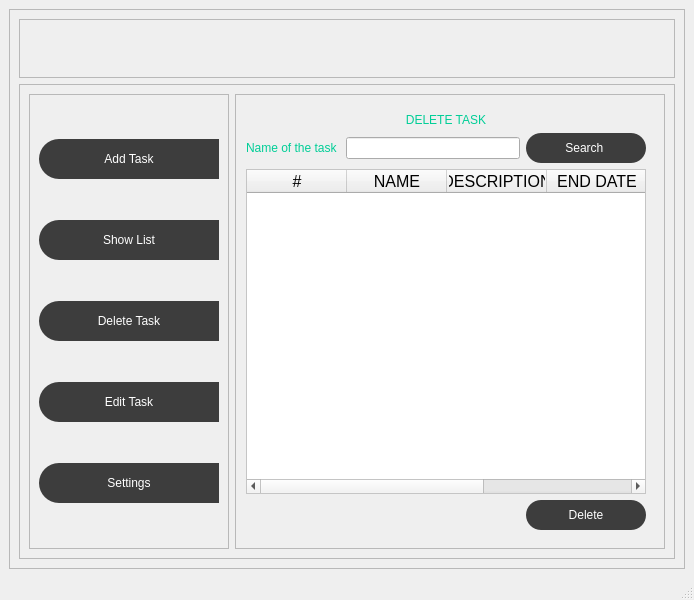
Before: the Qt Designer form design/interface.ui in emersondivB0/PyToDo-List, drawn with Qt 5.
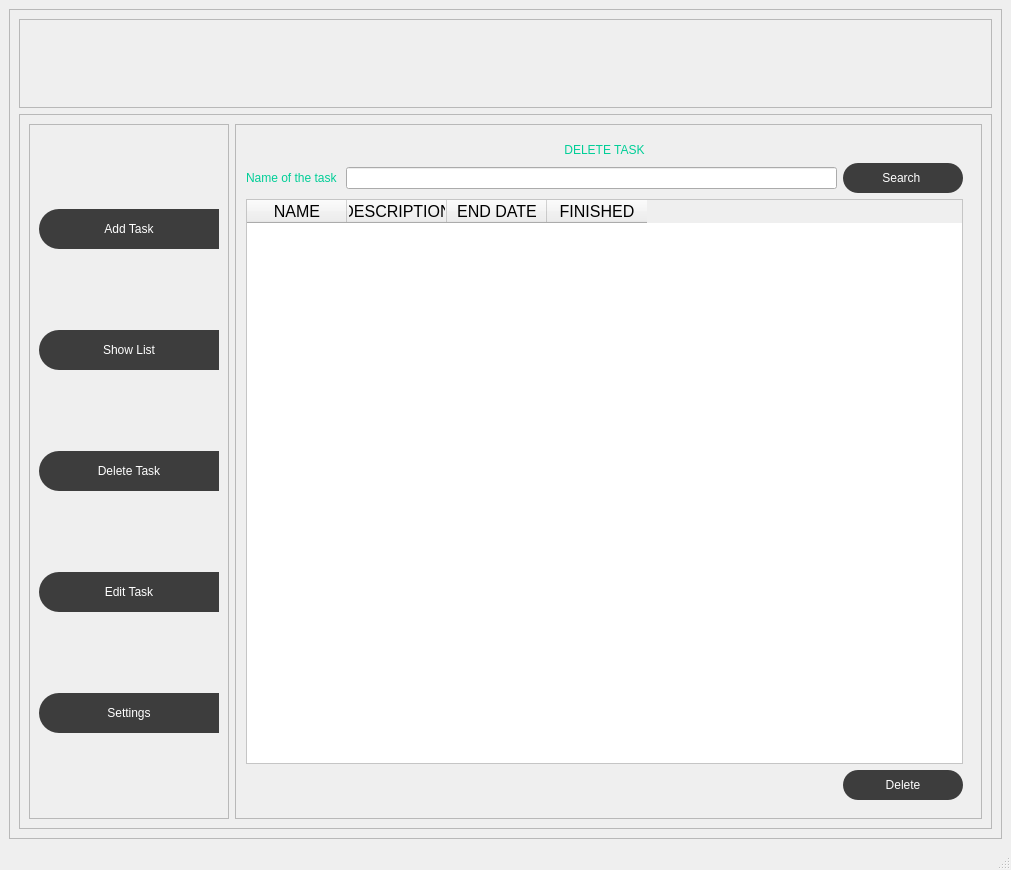
After: the same form once the commit is applied. The open tabs and pages were chosen to show the change. Icons and pictures are not drawn.

Commit message: Fixing tables rows

What changed in the file:
```diff
--- a/design/interface.ui
+++ b/design/interface.ui
@@ -7,8 +7,8 @@
    <rect>
     <x>0</x>
     <y>0</y>
-    <width>694</width>
-    <height>600</height>
+    <width>1011</width>
+    <height>870</height>
    </rect>
   </property>
   <property name="windowTitle">
@@ -677,11 +677,6 @@
                      <pointsize>12</pointsize>
                     </font>
                    </property>
-                   <column>
-                    <property name="text">
-                     <string>#</string>
-                    </property>
-                   </column>
                    <column>
                     <property name="text">
                      <string>NAME</string>
```
Left out of the diff: 7 changed lines with no effect on the pictures. The commit also changes 1 other file.
